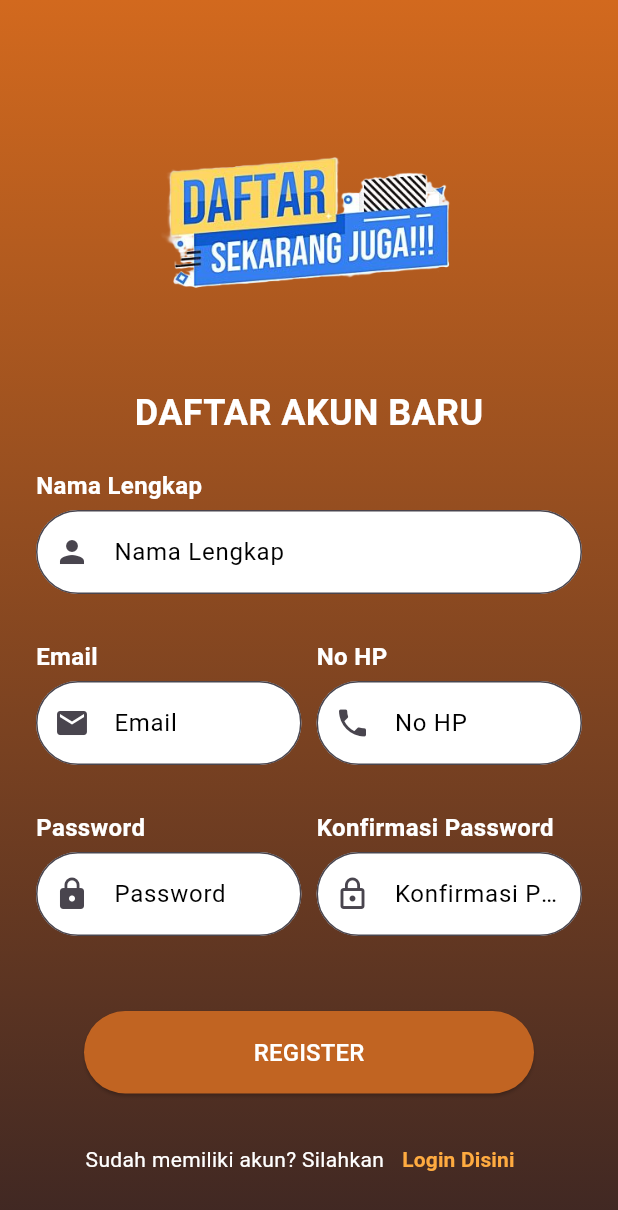
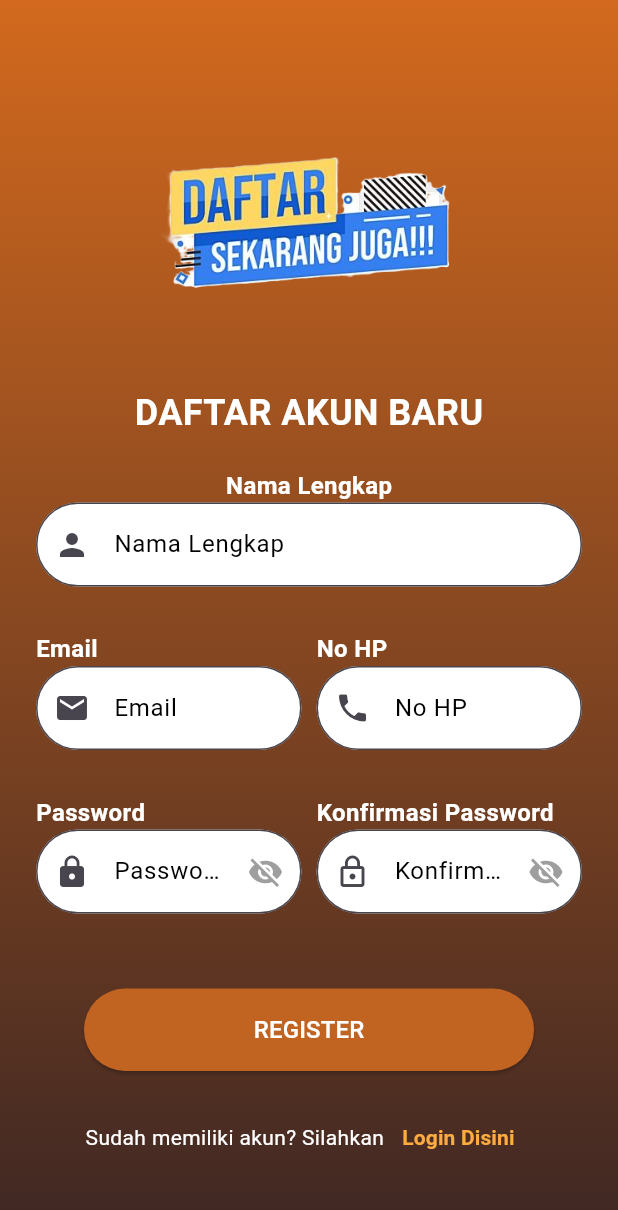
Before and after one commit to Aryaaa30/20220140114_UCP1_Flutter, a Flutter app: the RegisterPage screen opened directly, on a phone screen of 412 x 824 dp. Shown: the top 1210 px of the screen. Run offline on Flutter 3.47's test engine with Material 3 defaults, Android fonts, the phone set to English and light mode, and no system bars.

Commit message:
Menambahkan icon show/hide password

```diff
--- a/lib/register_page.dart
+++ b/lib/register_page.dart
@@ -16,6 +16,9 @@ class _RegisterPageState extends State<RegisterPage> {
   final TextEditingController passwordController = TextEditingController();
   final TextEditingController confirmPasswordController =
       TextEditingController();
+
+  bool _obscurePassword = true;
+  bool _obscureConfirmPassword = true;
 
   String? selectedGender;
 
@@ -52,25 +55,12 @@ class _RegisterPageState extends State<RegisterPage> {
                   const SizedBox(height: 20),
 
                   // Nama Lengkap
-                  Column(
-                    crossAxisAlignment: CrossAxisAlignment.start,
-                    children: [
-                      const Text(
-                        "Nama Lengkap",
-                        style: TextStyle(
-                          color: Colors.white,
-                          fontSize: 16,
-                          fontWeight: FontWeight.bold,
-                        ),
-                      ),
-                      const SizedBox(height: 5),
-                      customInputField(
-                        controller: nameController,
-                        label: "Nama Lengkap",
-                        icon: Icons.person,
-                        validatorMsg: "Masukkan nama lengkap",
-                      ),
-                    ],
+                  buildLabel("Nama Lengkap"),
+                  customInputField(
+                    controller: nameController,
+                    label: "Nama Lengkap",
+                    icon: Icons.person,
+                    validatorMsg: "Masukkan nama lengkap",
                   ),
                   const SizedBox(height: 10),
 
@@ -81,15 +71,7 @@ class _RegisterPageState extends State<RegisterPage> {
                         child: Column(
                           crossAxisAlignment: CrossAxisAlignment.start,
                           children: [
-                            const Text(
-                              "Email",
-                              style: TextStyle(
-                                color: Colors.white,
-                                fontSize: 16,
-                                fontWeight: FontWeight.bold,
-                              ),
-                            ),
-                            const SizedBox(height: 5),
+                            buildLabel("Email"),
                             customInputField(
                               controller: emailController,
                               label: "Email",
@@ -104,15 +86,7 @@ class _RegisterPageState extends State<RegisterPage> {
                         child: Column(
                           crossAxisAlignment: CrossAxisAlignment.start,
                           children: [
-                            const Text(
-                              "No HP",
-                              style: TextStyle(
-                                color: Colors.white,
-                                fontSize: 16,
-                                fontWeight: FontWeight.bold,
-                              ),
-                            ),
-                            const SizedBox(height: 5),
+                            buildLabel("No HP"),
                             customInputField(
                               controller: phoneController,
                               label: "No HP",
@@ -134,21 +108,26 @@ class _RegisterPageState extends State<RegisterPage> {
                         child: Column(
                           crossAxisAlignment: CrossAxisAlignment.start,
                           children: [
-                            const Text(
-                              "Password",
-                              style: TextStyle(
-                                color: Colors.white,
-                                fontSize: 16,
-                                fontWeight: FontWeight.bold,
-                              ),
-                            ),
-                            const SizedBox(height: 5),
+                            buildLabel("Password"),
                             customInputField(
                               controller: passwordController,
                               label: "Password",
                               icon: Icons.lock,
-                              obscureText: true,
+                              obscureText: _obscurePassword,
                               validatorMsg: "Masukkan password",
+                              suffixIcon: IconButton(
+                                icon: Icon(
+                                  _obscurePassword
+                                      ? Icons.visibility_off
+                                      : Icons.visibility,
+                                  color: Colors.grey,
+                                ),
+                                onPressed: () {
+                                  setState(() {
+                                    _obscurePassword = !_obscurePassword;
+                                  });
+                                },
+                              ),
                             ),
                           ],
                         ),
@@ -158,20 +137,12 @@ class _RegisterPageState extends State<RegisterPage> {
                         child: Column(
                           crossAxisAlignment: CrossAxisAlignment.start,
                           children: [
-                            const Text(
-                              "Konfirmasi Password",
-                              style: TextStyle(
-                                color: Colors.white,
-                                fontSize: 16,
-                                fontWeight: FontWeight.bold,
-                              ),
-                            ),
-                            const SizedBox(height: 5),
+                            buildLabel("Konfirmasi Password"),
                             customInputField(
                               controller: confirmPasswordController,
                               label: "Konfirmasi Password",
                               icon: Icons.lock_outline,
-                              obscureText: true,
+                              obscureText: _obscureConfirmPassword,
                               validator: (value) {
                                 if (value == null || value.isEmpty) {
                                   return "Konfirmasi password wajib diisi";
@@ -180,6 +151,20 @@ class _RegisterPageState extends State<RegisterPage> {
                                 }
                                 return null;
                               },
+                              suffixIcon: IconButton(
+                                icon: Icon(
+                                  _obscureConfirmPassword
+                                      ? Icons.visibility_off
+                                      : Icons.visibility,
+                                  color: Colors.grey,
+                                ),
+                                onPressed: () {
+                                  setState(() {
+                                    _obscureConfirmPassword =
+                                        !_obscureConfirmPassword;
+                                  });
+                                },
+                              ),
                             ),
                           ],
                         ),
@@ -259,6 +244,7 @@ class _RegisterPageState extends State<RegisterPage> {
     String? validatorMsg,
     bool obscureText = false,
     TextInputType keyboardType = TextInputType.text,
+    Widget? suffixIcon,
   }) {
     return Padding(
       padding: const EdgeInsets.only(bottom: 20),
@@ -269,7 +255,7 @@ class _RegisterPageState extends State<RegisterPage> {
           obscureText: obscureText,
           keyboardType: keyboardType,
           style: const TextStyle(color: Colors.black),
-          decoration: inputStyle(label, icon),
+          decoration: inputStyle(label, icon, suffixIcon),
           validator:
               validator ??
               (value) {
@@ -284,14 +270,31 @@ class _RegisterPageState extends State<RegisterPage> {
   }
 
   // Fungsi dekorasi form
-  InputDecoration inputStyle(String label, IconData icon) {
+  InputDecoration inputStyle(
+    String label,
+    IconData icon, [
+    Widget? suffixIcon,
+  ]) {
     return InputDecoration(
       labelText: label,
       labelStyle: const TextStyle(color: Colors.black),
       filled: true,
       fillColor: Colors.white,
       prefixIcon: Icon(icon),
+      suffixIcon: suffixIcon,
       border: OutlineInputBorder(borderRadius: BorderRadius.circular(30)),
     );
   }
+
+  // Fungsi untuk Label Field
+  Widget buildLabel(String text) {
+    return Text(
+      text,
+      style: const TextStyle(
+        color: Colors.white,
+        fontSize: 16,
+        fontWeight: FontWeight.bold,
+      ),
+    );
+  }
 }
```
